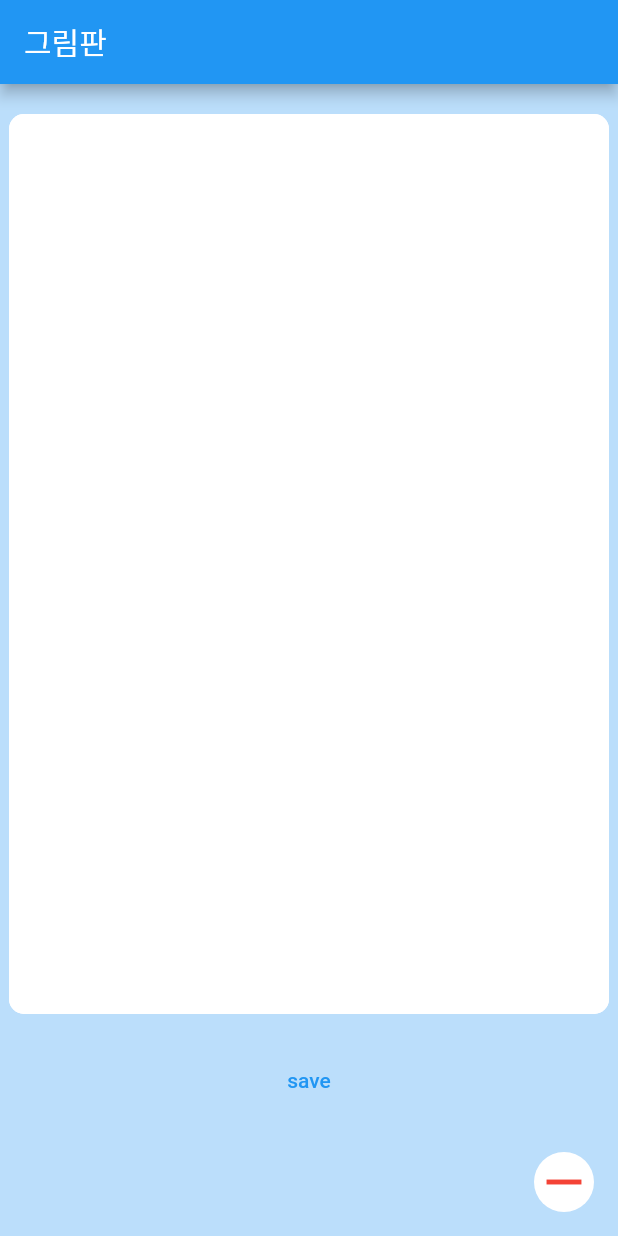
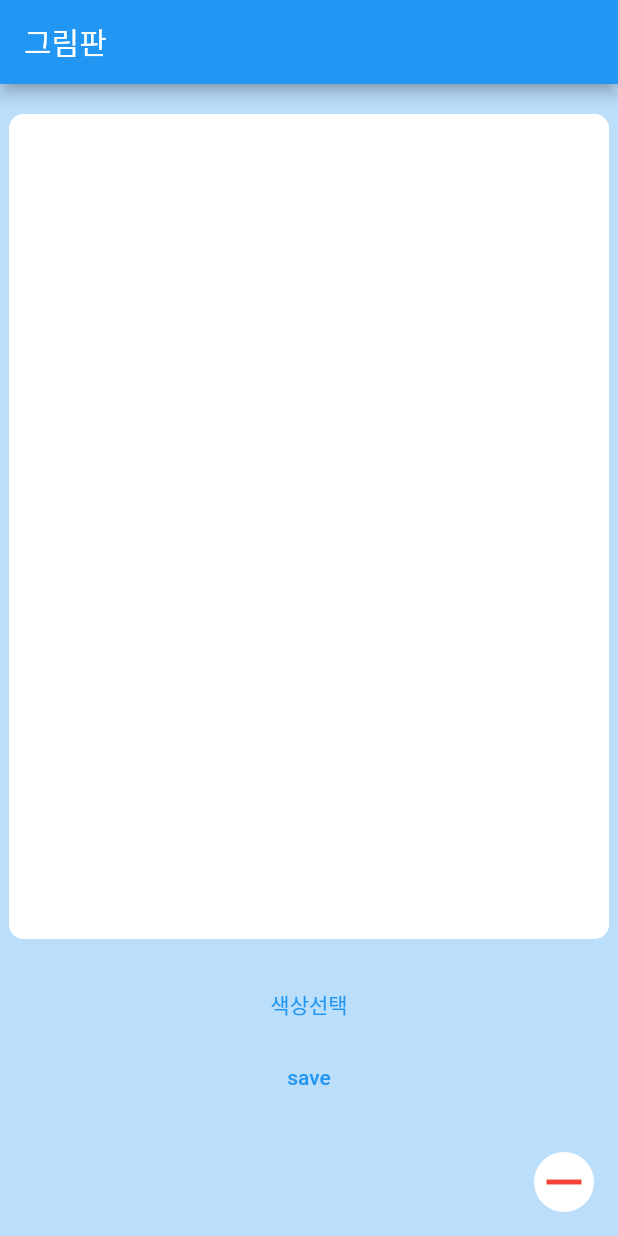
Before and after one commit to 96kyle/practiceLibrary, a Flutter app: the screen it shows after launch, after a tap on "save", on a phone screen of 412 x 824 dp. Run offline on Flutter 3.47's test engine with Material 2 defaults, Android fonts, the phone set to English and light mode, and no system bars; our stand-ins replace animated_text_kit, carousel_slider, dio, flutter_colorpicker, flutter_mobx, geolocator and 3 more; missing offline and left inert: kakaomap_webview; generated files the repository leaves out were written again.

Commit message:
fix: color 설정 추가

```diff
--- a/lib/draw/draw.dart
+++ b/lib/draw/draw.dart
@@ -4,6 +4,7 @@ import 'dart:async';
 
 import 'package:flutter/material.dart';
 import 'package:flutter/services.dart';
+import 'package:flutter_colorpicker/flutter_colorpicker.dart';
 import 'package:path_provider/path_provider.dart';
 
 class Draw extends StatefulWidget {
@@ -14,7 +15,9 @@ class Draw extends StatefulWidget {
 }
 
 class _DrawState extends State<Draw> {
-  List<Offset?> position = [];
+  List<DrawingArea?> position = [];
+
+  Color pickerColor = Colors.black;
 
   @override
   Widget build(BuildContext context) {
@@ -50,7 +53,7 @@ class _DrawState extends State<Draw> {
                 vertical: 20,
               ),
               width: 400,
-              height: 600,
+              height: 550,
               decoration: BoxDecoration(
                 color: Colors.white,
                 borderRadius: BorderRadius.all(
@@ -60,12 +63,26 @@ class _DrawState extends State<Draw> {
               child: GestureDetector(
                 onPanDown: (details) {
                   setState(() {
-                    position.add(details.localPosition);
+                    position.add(DrawingArea(
+                        position: details.localPosition,
+                        areaPaint: Paint()
+                          ..strokeCap = StrokeCap.round
+                          ..isAntiAlias = true
+                          ..color = pickerColor
+                          ..strokeWidth = 2.0));
                   });
                 },
                 onPanUpdate: (details) {
                   setState(() {
-                    position.add(details.localPosition);
+                    setState(() {
+                      position.add(DrawingArea(
+                          position: details.localPosition,
+                          areaPaint: Paint()
+                            ..strokeCap = StrokeCap.round
+                            ..isAntiAlias = true
+                            ..color = pickerColor
+                            ..strokeWidth = 2.0));
+                    });
                   });
                 },
                 onPanEnd: (details) {
@@ -78,10 +95,33 @@ class _DrawState extends State<Draw> {
                     Radius.circular(10),
                   ),
                   child: CustomPaint(
-                    painter: MyCustomPainter(position: position),
+                    painter:
+                        MyCustomPainter(position: position, color: pickerColor),
                   ),
                 ),
               ),
+            ),
+            TextButton(
+              onPressed: () async {
+                showDialog(
+                  context: context,
+                  builder: (BuildContext context) => Dialog(
+                    child: LayoutBuilder(builder: (context, constraint) {
+                      return Container(
+                        width: constraint.maxWidth,
+                        height: constraint.maxHeight * 0.7,
+                        margin: EdgeInsets.only(top: 30),
+                        child: ColorPicker(
+                          pickerColor: pickerColor,
+                          onColorChanged: changeColor,
+                        ),
+                      );
+                    }),
+                  ),
+                );
+                print(pickerColor);
+              },
+              child: Text('색상선택'),
             ),
             TextButton(
               onPressed: () async {
@@ -95,17 +135,23 @@ class _DrawState extends State<Draw> {
     );
   }
 
+  void changeColor(Color color) {
+    setState(() {
+      pickerColor = color;
+    });
+  }
+
   Future<dynamic> get recorde {
     ui.PictureRecorder recorder = ui.PictureRecorder();
     Canvas canvas = Canvas(recorder);
-    MyCustomPainter painter = MyCustomPainter(position: position);
-    Size size = Size(400, 600);
+    MyCustomPainter painter =
+        MyCustomPainter(position: position, color: pickerColor);
+    Size size = Size(400, 550);
     painter.paint(canvas, size);
-    return recorder.endRecording().toImage(400, 600);
+    return recorder.endRecording().toImage(400, 550);
   }
 
   Future<File> saveImage() async {
-    print(await recorde);
     ui.Image image = await recorde;
     final ByteData? data =
         await image.toByteData(format: ui.ImageByteFormat.png);
@@ -113,18 +159,18 @@ class _DrawState extends State<Draw> {
     Directory tempDir = await getApplicationDocumentsDirectory();
     String tempPath = tempDir.path;
     var filePath = tempPath + '/${DateTime.now().toString()}.png';
+
     File(filePath).writeAsBytesSync(data.buffer.asUint8List());
-
-    print(filePath);
 
     return File(filePath);
   }
 }
 
 class MyCustomPainter extends CustomPainter {
-  List<Offset?> position;
+  List<DrawingArea?> position;
+  Color color;
 
-  MyCustomPainter({required this.position});
+  MyCustomPainter({required this.position, required this.color});
 
   @override
   void paint(Canvas canvas, Size size) async {
@@ -132,18 +178,14 @@ class MyCustomPainter extends CustomPainter {
     Rect rect = Rect.fromLTWH(0, 0, size.width, size.height);
     canvas.drawRect(rect, background);
 
-    Paint paint = Paint();
-    paint.color = Colors.red;
-    paint.style = PaintingStyle.fill;
-    paint.strokeWidth = 2.0;
-    paint.isAntiAlias = true;
-    paint.strokeCap = StrokeCap.round;
-
     for (int i = 0; i < position.length - 1; i++) {
       if (position[i] != null && position[i + 1] != null) {
-        canvas.drawLine(position[i]!, position[i + 1]!, paint);
+        Paint paint = position[i]!.areaPaint;
+        canvas.drawLine(
+            position[i]!.position, position[i + 1]!.position, paint);
       } else if (position[i] != null && position[i + 1] == null) {
-        canvas.drawPoints(ui.PointMode.points, [position[i]!], paint);
+        Paint paint = position[i]!.areaPaint;
+        canvas.drawPoints(ui.PointMode.points, [position[i]!.position], paint);
       }
     }
   }
@@ -153,3 +195,13 @@ class MyCustomPainter extends CustomPainter {
     return true;
   }
 }
+
+class DrawingArea {
+  Offset position;
+  Paint areaPaint;
+
+  DrawingArea({
+    required this.position,
+    required this.areaPaint,
+  });
+}
--- a/pubspec.yaml
+++ b/pubspec.yaml
@@ -47,16 +47,16 @@ dependencies:
 
   kakaomap_webview: ^0.3.0
 
-  location: ^4.2.0
-
   geolocator: ^8.0.3
   geocoding: ^2.0.2
 
   webview_flutter: ^2.8.0
+
   animated_text_kit: ^4.2.1
 
   path_provider: ^2.0.8
-  gallery_saver: ^2.3.2
+
+  flutter_colorpicker: ^1.0.3
 
 
 
```
Also changed, not shown: pubspec.lock.
